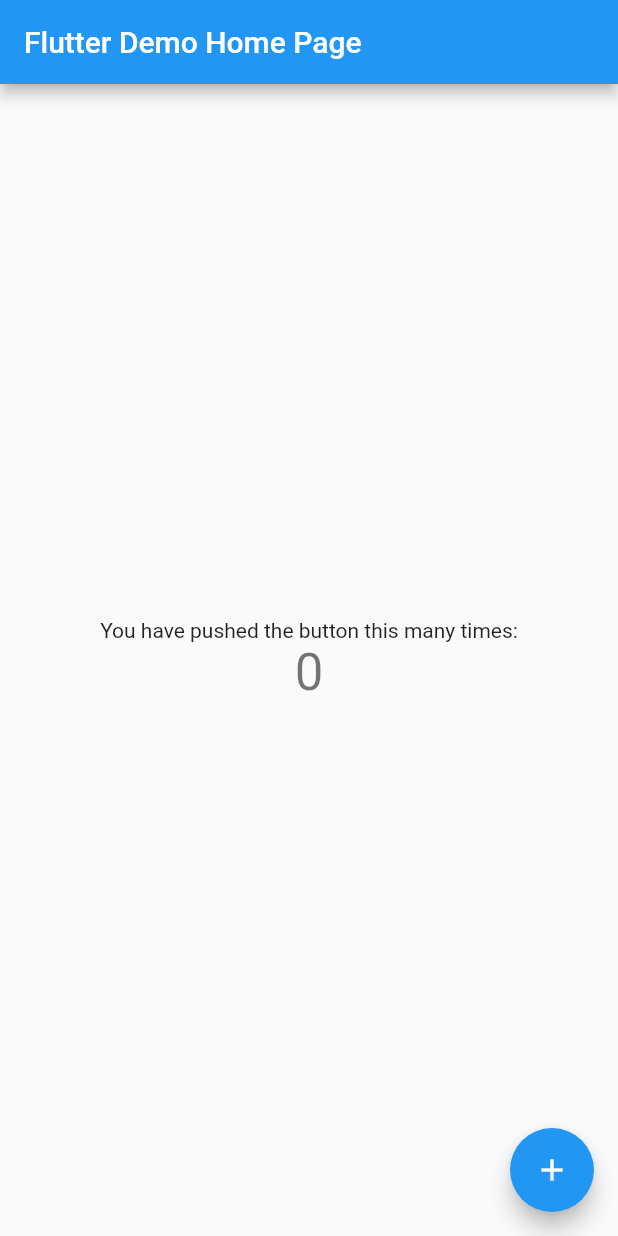
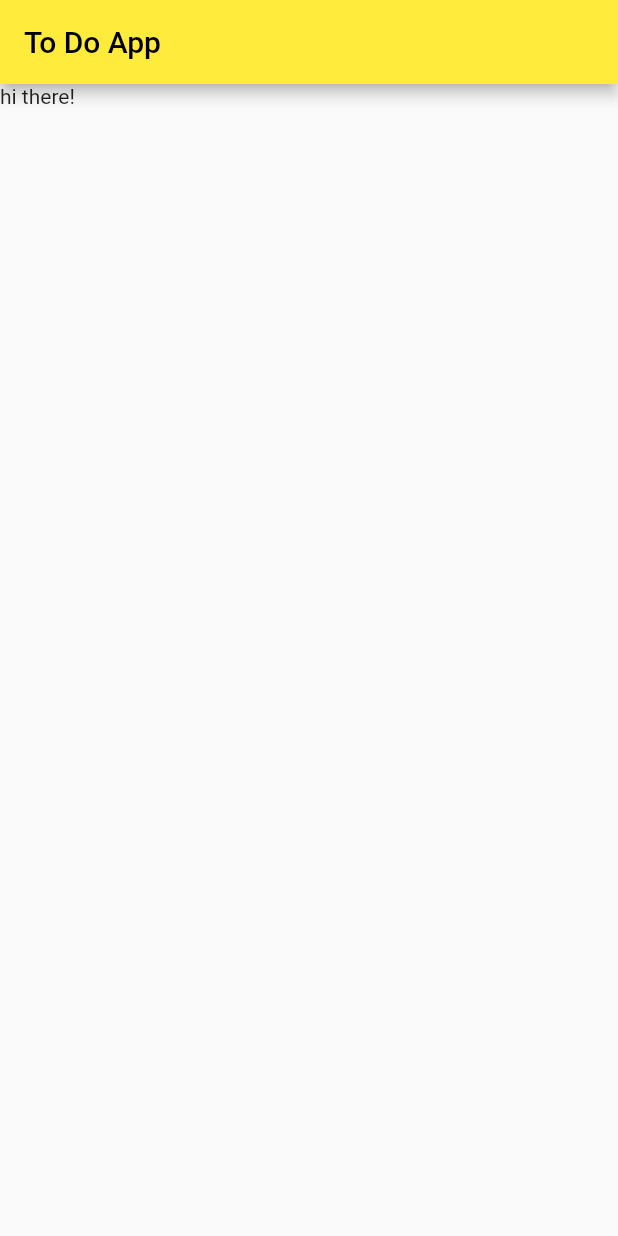
Before and after one commit to Canialon/ToDoList_flutter_app, a Flutter app: the screen it shows after launch, on a phone screen of 412 x 824 dp. Run offline on Flutter 3.47's test engine with Material 2 defaults, Android fonts, the phone set to English and light mode, and no system bars.

Commit message:
make this app REALLY EMPTY

```diff
--- a/lib/main.dart
+++ b/lib/main.dart
@@ -1,4 +1,5 @@
 import 'package:flutter/material.dart';
+import 'package:to_do_list_app/screens/home.dart';
 
 void main() {
   runApp(const MyApp());
@@ -11,105 +12,11 @@ class MyApp extends StatelessWidget {
   @override
   Widget build(BuildContext context) {
     return MaterialApp(
-      title: 'Flutter Demo',
+      title: 'ToDo List',
       theme: ThemeData(
-        // This is the theme of your application.
-        //
-        // Try running your application with "flutter run". You'll see the
-        // application has a blue toolbar. Then, without quitting the app, try
-        // changing the primarySwatch below to Colors.green and then invoke
-        // "hot reload" (press "r" in the console where you ran "flutter run",
-        // or simply save your changes to "hot reload" in a Flutter IDE).
-        // Notice that the counter didn't reset back to zero; the application
-        // is not restarted.
-        primarySwatch: Colors.blue,
+        primarySwatch: Colors.yellow,
       ),
-      home: const MyHomePage(title: 'Flutter Demo Home Page'),
+      home: const Home(),
     );
   }
 }
-
-class MyHomePage extends StatefulWidget {
-  const MyHomePage({Key? key, required this.title}) : super(key: key);
-
-  // This widget is the home page of your application. It is stateful, meaning
-  // that it has a State object (defined below) that contains fields that affect
-  // how it looks.
-
-  // This class is the configuration for the state. It holds the values (in this
-  // case the title) provided by the parent (in this case the App widget) and
-  // used by the build method of the State. Fields in a Widget subclass are
-  // always marked "final".
-
-  final String title;
-
-  @override
-  State<MyHomePage> createState() => _MyHomePageState();
-}
-
-class _MyHomePageState extends State<MyHomePage> {
-  int _counter = 0;
-
-  void _incrementCounter() {
-    setState(() {
-      // This call to setState tells the Flutter framework that something has
-      // changed in this State, which causes it to rerun the build method below
-      // so that the display can reflect the updated values. If we changed
-      // _counter without calling setState(), then the build method would not be
-      // called again, and so nothing would appear to happen.
-      _counter++;
-    });
-  }
-
-  @override
-  Widget build(BuildContext context) {
-    // This method is rerun every time setState is called, for instance as done
-    // by the _incrementCounter method above.
-    //
-    // The Flutter framework has been optimized to make rerunning build methods
-    // fast, so that you can just rebuild anything that needs updating rather
-    // than having to individually change instances of widgets.
-    return Scaffold(
-      appBar: AppBar(
-        // Here we take the value from the MyHomePage object that was created by
-        // the App.build method, and use it to set our appbar title.
-        title: Text(widget.title),
-      ),
-      body: Center(
-        // Center is a layout widget. It takes a single child and positions it
-        // in the middle of the parent.
-        child: Column(
-          // Column is also a layout widget. It takes a list of children and
-          // arranges them vertically. By default, it sizes itself to fit its
-          // children horizontally, and tries to be as tall as its parent.
-          //
-          // Invoke "debug painting" (press "p" in the console, choose the
-          // "Toggle Debug Paint" action from the Flutter Inspector in Android
-          // Studio, or the "Toggle Debug Paint" command in Visual Studio Code)
-          // to see the wireframe for each widget.
-          //
-          // Column has various properties to control how it sizes itself and
-          // how it positions its children. Here we use mainAxisAlignment to
-          // center the children vertically; the main axis here is the vertical
-          // axis because Columns are vertical (the cross axis would be
-          // horizontal).
-          mainAxisAlignment: MainAxisAlignment.center,
-          children: <Widget>[
-            const Text(
-              'You have pushed the button this many times:',
-            ),
-            Text(
-              '$_counter',
-              style: Theme.of(context).textTheme.headline4,
-            ),
-          ],
-        ),
-      ),
-      floatingActionButton: FloatingActionButton(
-        onPressed: _incrementCounter,
-        tooltip: 'Increment',
-        child: const Icon(Icons.add),
-      ), // This trailing comma makes auto-formatting nicer for build methods.
-    );
-  }
-}
--- /dev/null
+++ b/lib/screens/home.dart
@@ -0,0 +1,15 @@
+import 'package:flutter/material.dart';
+
+class Home extends StatelessWidget {
+  const Home({Key? key}) : super(key: key);
+
+  @override
+  Widget build(BuildContext context) {
+    return Scaffold(
+      appBar: AppBar(title: Text('To Do App')),
+      body: Container(
+        child: Text('hi there!'),
+      ),
+    );
+  }
+}
```
